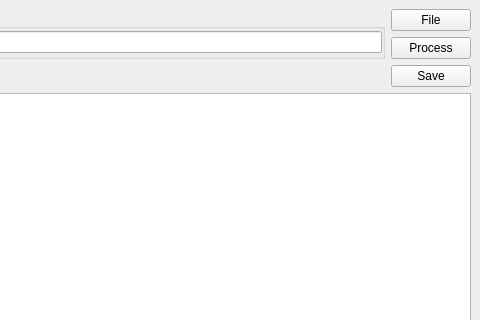
Above: gui_source/guimainwindow.ui from horsicq/XDepends before the change; both pictures show x 347 to 827 and y 0 to 320 of the 827 by 533 pixel window. Below: the same form after it.
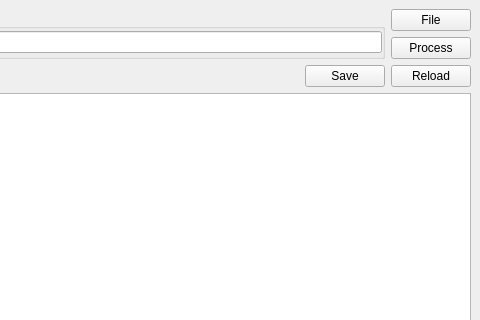
That is the form after the change.

```diff
--- a/gui_source/guimainwindow.ui
+++ b/gui_source/guimainwindow.ui
@@ -103,6 +103,13 @@
         </property>
        </widget>
       </item>
+      <item>
+       <widget class="QPushButton" name="pushButtonReload">
+        <property name="text">
+         <string>Reload</string>
+        </property>
+       </widget>
+      </item>
      </layout>
     </item>
     <item>
```
Left out of the diff: 11 changed lines with no effect on the pictures.
